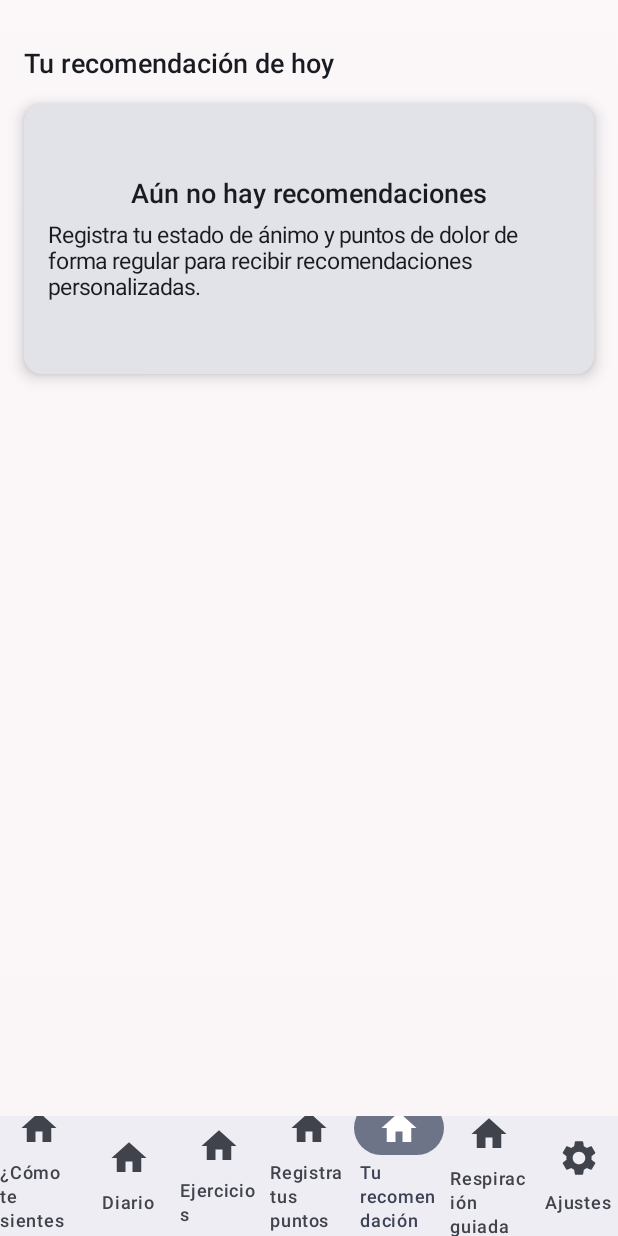
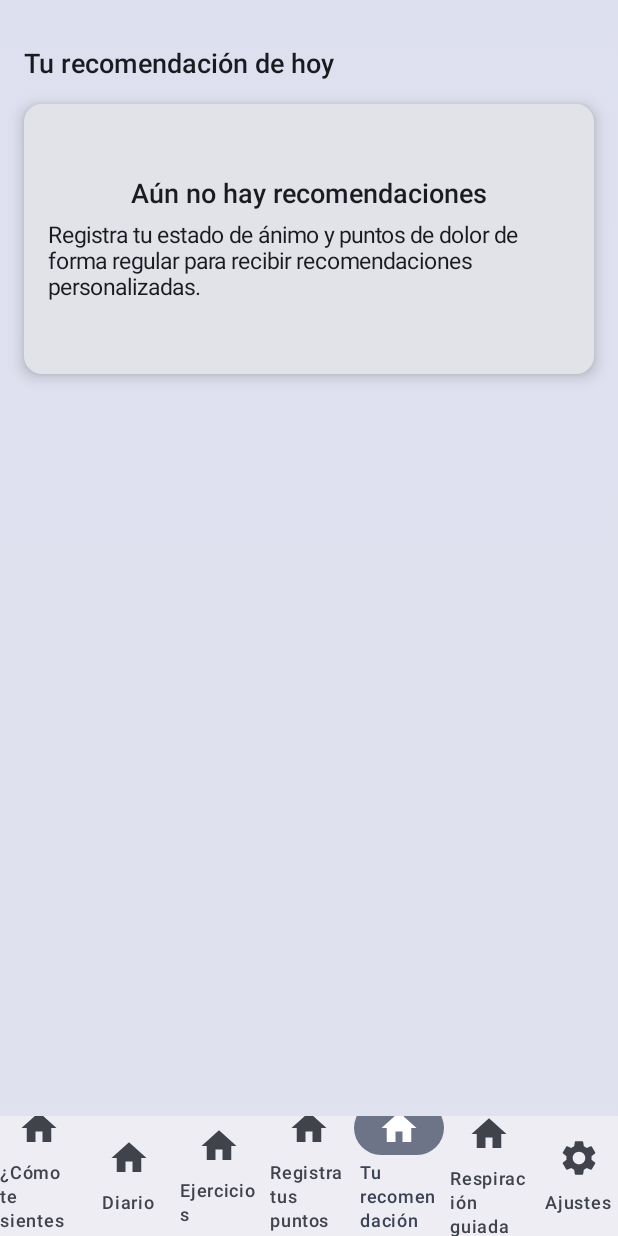
Before and after one commit to caxulex/Laboratoriodeldolor, an Android app built with Jetpack Compose: the PainTrackerScreen screen opened through its navigation route, item 5 of the bottom bar chosen, on a phone screen of 412 x 824 dp. Run offline under Robolectric (Android 15) with nearby library versions, the phone set to English and light mode, and no system bars.

Commit message:
fix: remove duplicate drawable XMLs that conflicted with PNG resources

```diff
--- a/app/src/main/java/com/example/laboratoriodeldolor/PainTrackerScreen.kt
+++ b/app/src/main/java/com/example/laboratoriodeldolor/PainTrackerScreen.kt
@@ -156,6 +156,8 @@ fun PainTrackerScreen(
 				val upperOverlayColor = androidx.compose.material3.MaterialTheme.colorScheme.primaryContainer.copy(alpha = 0.33f)
 				val middleOverlayColor = androidx.compose.material3.MaterialTheme.colorScheme.secondaryContainer.copy(alpha = 0.33f)
 				val lowerOverlayColor = androidx.compose.material3.MaterialTheme.colorScheme.tertiaryContainer.copy(alpha = 0.33f)
+				// color for pain points (use theme's error red)
+				val painPointColor = androidx.compose.material3.MaterialTheme.colorScheme.error
 
 				Box(
 					modifier = Modifier
@@ -223,7 +225,7 @@ fun PainTrackerScreen(
 						pointsToDraw.forEach { normalizedPt ->
 							val px = normalizedPt.x * size.width
 							val py = normalizedPt.y * size.height
-							drawCircle(color = Color.Red, radius = radius, center = Offset(px, py))
+							drawCircle(color = painPointColor, radius = radius, center = Offset(px, py))
 						}
 					}
 				}
--- a/app/src/main/java/com/example/laboratoriodeldolor/ui/AmbientBackground.kt
+++ b/app/src/main/java/com/example/laboratoriodeldolor/ui/AmbientBackground.kt
@@ -15,6 +15,7 @@ import androidx.compose.ui.Modifier
 import androidx.compose.ui.geometry.Offset
 import androidx.compose.ui.graphics.Brush
 import androidx.compose.ui.graphics.Color
+import androidx.compose.material3.MaterialTheme
 
 /**
  * Subtle ambient background: slow-moving, time-aware multi-color gradient.
@@ -24,11 +25,24 @@ import androidx.compose.ui.graphics.Color
 fun AmbientBackground(modifier: Modifier = Modifier) {
     // compute palette based on hour
     val hour = java.util.Calendar.getInstance().get(java.util.Calendar.HOUR_OF_DAY)
+    // read theme colors in composable scope (safe for DrawScope use later)
+    val morningA = MaterialTheme.colorScheme.primaryContainer.copy(alpha = 0.18f)
+    val morningB = MaterialTheme.colorScheme.primary.copy(alpha = 0.12f)
+
+    val afternoonA = MaterialTheme.colorScheme.secondaryContainer.copy(alpha = 0.12f)
+    val afternoonB = MaterialTheme.colorScheme.secondary.copy(alpha = 0.08f)
+
+    val eveningA = MaterialTheme.colorScheme.tertiaryContainer.copy(alpha = 0.12f)
+    val eveningB = MaterialTheme.colorScheme.tertiary.copy(alpha = 0.08f)
+
+    val nightA = MaterialTheme.colorScheme.background.copy(alpha = 0.14f)
+    val nightB = MaterialTheme.colorScheme.surface.copy(alpha = 0.18f)
+
     val baseColors = when (hour) {
-        in 6..11 -> listOf(Color(0xFFFFF3E0).copy(alpha = 0.18f), Color(0xFFFFE0B2).copy(alpha = 0.12f))
-        in 12..17 -> listOf(Color(0xFFE3F2FD).copy(alpha = 0.12f), Color(0xFFBBDEFB).copy(alpha = 0.08f))
-        in 18..20 -> listOf(Color(0xFFF3E5F5).copy(alpha = 0.12f), Color(0xFFE1BEE7).copy(alpha = 0.08f))
-        else -> listOf(Color(0xFF071028).copy(alpha = 0.14f), Color(0xFF0B1630).copy(alpha = 0.18f))
+        in 6..11 -> listOf(morningA, morningB)
+        in 12..17 -> listOf(afternoonA, afternoonB)
+        in 18..20 -> listOf(eveningA, eveningB)
+        else -> listOf(nightA, nightB)
     }
 
     val infinite = rememberInfiniteTransition()
--- a/app/src/main/res/drawable/boy_back.xml
+++ /dev/null
@@ -1,10 +0,0 @@
-<?xml version="1.0" encoding="utf-8"?>
-<vector xmlns:android="http://schemas.android.com/apk/res/android"
-    android:width="100dp"
-    android:height="140dp"
-    android:viewportWidth="100"
-    android:viewportHeight="140">
-    <path
-        android:fillColor="@color/medium_gray"
-        android:pathData="M10,10 L90,10 L90,130 L10,130 Z" />
-</vector>
--- a/app/src/main/res/drawable/boy_front.xml
+++ /dev/null
@@ -1,10 +0,0 @@
-<?xml version="1.0" encoding="utf-8"?>
-<vector xmlns:android="http://schemas.android.com/apk/res/android"
-    android:width="100dp"
-    android:height="140dp"
-    android:viewportWidth="100"
-    android:viewportHeight="140">
-    <path
-        android:fillColor="@color/medium_gray"
-        android:pathData="M50,10 a20,20 0 1,1 0,0" />
-</vector>
--- a/app/src/main/res/drawable/girl_back.xml
+++ /dev/null
@@ -1,10 +0,0 @@
-<?xml version="1.0" encoding="utf-8"?>
-<vector xmlns:android="http://schemas.android.com/apk/res/android"
-    android:width="100dp"
-    android:height="140dp"
-    android:viewportWidth="100"
-    android:viewportHeight="140">
-    <path
-        android:fillColor="@color/medium_gray"
-        android:pathData="M10,10 L90,10 L90,130 L10,130 Z" />
-</vector>
--- a/app/src/main/res/drawable/girl_front.xml
+++ /dev/null
@@ -1,10 +0,0 @@
-<?xml version="1.0" encoding="utf-8"?>
-<vector xmlns:android="http://schemas.android.com/apk/res/android"
-    android:width="100dp"
-    android:height="140dp"
-    android:viewportWidth="100"
-    android:viewportHeight="140">
-    <path
-        android:fillColor="@color/medium_gray"
-        android:pathData="M50,10 a20,20 0 1,1 0,0" />
-</vector>
```
